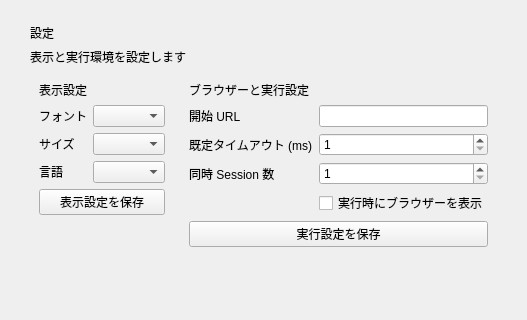
First picture: the form in qt_ui/forms/settings.ui, repository okasi1997/WebFlowManager, before the edit.
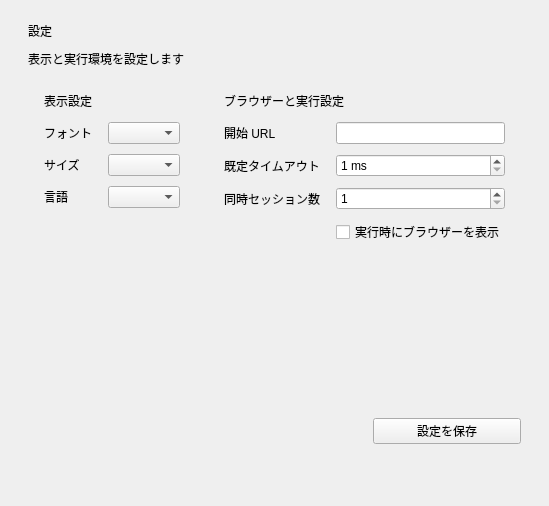
Second picture: the form after the edit.

```diff
--- a/qt_ui/forms/settings.ui
+++ b/qt_ui/forms/settings.ui
@@ -1,2 +1,81 @@
 <?xml version="1.0" encoding="UTF-8"?>
-<ui version="4.0"><class>SettingsForm</class><widget class="QWidget" name="SettingsForm"><layout class="QVBoxLayout" name="rootLayout"><property name="leftMargin"><number>30</number></property><property name="topMargin"><number>24</number></property><property name="rightMargin"><number>30</number></property><property name="bottomMargin"><number>24</number></property><item><widget class="QLabel" name="titleLabel"><property name="text"><string>設定</string></property></widget></item><item><widget class="QLabel" name="subtitleLabel"><property name="text"><string>表示と実行環境を設定します</string></property></widget></item><item><layout class="QHBoxLayout" name="cardsLayout"><item><widget class="QFrame" name="displayCard"><layout class="QVBoxLayout" name="displayLayout"><item><widget class="QLabel" name="displayTitle"><property name="text"><string>表示設定</string></property></widget></item><item><layout class="QFormLayout" name="displayForm"><item row="0" column="0"><widget class="QLabel" name="fontFamilyLabel"><property name="text"><string>フォント</string></property></widget></item><item row="0" column="1"><widget class="QComboBox" name="fontFamilyCombo"/></item><item row="1" column="0"><widget class="QLabel" name="fontSizeLabel"><property name="text"><string>サイズ</string></property></widget></item><item row="1" column="1"><widget class="QComboBox" name="fontSizeCombo"/></item><item row="2" column="0"><widget class="QLabel" name="languageLabel"><property name="text"><string>言語</string></property></widget></item><item row="2" column="1"><widget class="QComboBox" name="languageCombo"/></item></layout></item><item><widget class="QPushButton" name="saveDisplayButton"><property name="text"><string>表示設定を保存</string></property></widget></item><item><spacer name="displayStretch"><property name="orientation"><enum>Qt::Vertical</enum></property><property name="sizeHint"><size><width>20</width><height>40</height></size></property></spacer></item></layout></widget></item><item><widget class="QFrame" name="runtimeCard"><layout class="QVBoxLayout" name="runtimeLayout"><item><widget class="QLabel" name="runtimeTitle"><property name="text"><string>ブラウザーと実行設定</string></property></widget></item><item><layout class="QFormLayout" name="runtimeForm"><item row="0" column="0"><widget class="QLabel" name="startUrlLabel"><property name="text"><string>開始 URL</string></property></widget></item><item row="0" column="1"><widget class="QLineEdit" name="startUrlEdit"/></item><item row="1" column="0"><widget class="QLabel" name="timeoutLabel"><property name="text"><string>既定タイムアウト (ms)</string></property></widget></item><item row="1" column="1"><widget class="QSpinBox" name="timeoutSpin"><property name="maximum"><number>3600000</number></property><property name="minimum"><number>1</number></property></widget></item><item row="2" column="0"><widget class="QLabel" name="sessionLabel"><property name="text"><string>同時 Session 数</string></property></widget></item><item row="2" column="1"><widget class="QSpinBox" name="sessionSpin"><property name="minimum"><number>1</number></property><property name="maximum"><number>20</number></property></widget></item><item row="3" column="1"><widget class="QCheckBox" name="browserVisibleCheck"><property name="text"><string>実行時にブラウザーを表示</string></property></widget></item></layout></item><item><widget class="QPushButton" name="saveRuntimeButton"><property name="text"><string>実行設定を保存</string></property></widget></item><item><spacer name="runtimeStretch"><property name="orientation"><enum>Qt::Vertical</enum></property><property name="sizeHint"><size><width>20</width><height>40</height></size></property></spacer></item></layout></widget></item></layout></item></layout></widget><resources/><connections/></ui>
+<ui version="4.0">
+ <class>SettingsForm</class>
+ <widget class="QWidget" name="SettingsForm">
+  <layout class="QVBoxLayout" name="rootLayout" stretch="0,0,0,0,1">
+   <property name="spacing"><number>10</number></property>
+   <property name="leftMargin"><number>28</number></property>
+   <property name="topMargin"><number>22</number></property>
+   <property name="rightMargin"><number>28</number></property>
+   <property name="bottomMargin"><number>22</number></property>
+   <item><widget class="QLabel" name="titleLabel"><property name="pageTitle" stdset="0"><bool>true</bool></property><property name="text"><string>設定</string></property></widget></item>
+   <item><widget class="QLabel" name="subtitleLabel"><property name="muted" stdset="0"><bool>true</bool></property><property name="text"><string>表示と実行環境を設定します</string></property></widget></item>
+   <item>
+    <layout class="QHBoxLayout" name="cardsLayout" stretch="1,1">
+     <property name="spacing"><number>12</number></property>
+     <item alignment="Qt::AlignTop">
+      <widget class="QFrame" name="displayCard">
+       <property name="minimumSize"><size><width>0</width><height>330</height></size></property>
+       <property name="maximumSize"><size><width>16777215</width><height>330</height></size></property>
+       <property name="card" stdset="0"><bool>true</bool></property>
+       <layout class="QVBoxLayout" name="displayLayout">
+        <property name="spacing"><number>12</number></property>
+        <property name="leftMargin"><number>16</number></property><property name="topMargin"><number>14</number></property><property name="rightMargin"><number>16</number></property><property name="bottomMargin"><number>14</number></property>
+        <item><widget class="QLabel" name="displayTitle"><property name="cardTitle" stdset="0"><bool>true</bool></property><property name="text"><string>表示設定</string></property></widget></item>
+        <item>
+         <layout class="QFormLayout" name="displayForm">
+          <property name="fieldGrowthPolicy"><enum>QFormLayout::AllNonFixedFieldsGrow</enum></property>
+          <property name="labelAlignment"><set>Qt::AlignLeading|Qt::AlignLeft|Qt::AlignVCenter</set></property>
+          <property name="horizontalSpacing"><number>16</number></property><property name="verticalSpacing"><number>10</number></property>
+          <item row="0" column="0"><widget class="QLabel" name="fontFamilyLabel"><property name="text"><string>フォント</string></property></widget></item>
+          <item row="0" column="1"><widget class="QComboBox" name="fontFamilyCombo"/></item>
+          <item row="1" column="0"><widget class="QLabel" name="fontSizeLabel"><property name="text"><string>サイズ</string></property></widget></item>
+          <item row="1" column="1"><widget class="QComboBox" name="fontSizeCombo"/></item>
+          <item row="2" column="0"><widget class="QLabel" name="languageLabel"><property name="text"><string>言語</string></property></widget></item>
+          <item row="2" column="1"><widget class="QComboBox" name="languageCombo"/></item>
+         </layout>
+        </item>
+        <item><spacer name="displayStretch"><property name="orientation"><enum>Qt::Vertical</enum></property><property name="sizeHint"><size><width>20</width><height>40</height></size></property></spacer></item>
+       </layout>
+      </widget>
+     </item>
+     <item alignment="Qt::AlignTop">
+      <widget class="QFrame" name="runtimeCard">
+       <property name="minimumSize"><size><width>0</width><height>330</height></size></property>
+       <property name="maximumSize"><size><width>16777215</width><height>330</height></size></property>
+       <property name="card" stdset="0"><bool>true</bool></property>
+       <layout class="QVBoxLayout" name="runtimeLayout">
+        <property name="spacing"><number>12</number></property>
+        <property name="leftMargin"><number>16</number></property><property name="topMargin"><number>14</number></property><property name="rightMargin"><number>16</number></property><property name="bottomMargin"><number>14</number></property>
+        <item><widget class="QLabel" name="runtimeTitle"><property name="cardTitle" stdset="0"><bool>true</bool></property><property name="text"><string>ブラウザーと実行設定</string></property></widget></item>
+        <item>
+         <layout class="QFormLayout" name="runtimeForm">
+          <property name="fieldGrowthPolicy"><enum>QFormLayout::AllNonFixedFieldsGrow</enum></property>
+          <property name="labelAlignment"><set>Qt::AlignLeading|Qt::AlignLeft|Qt::AlignVCenter</set></property>
+          <property name="horizontalSpacing"><number>16</number></property><property name="verticalSpacing"><number>10</number></property>
+          <item row="0" column="0"><widget class="QLabel" name="startUrlLabel"><property name="text"><string>開始 URL</string></property></widget></item>
+          <item row="0" column="1"><widget class="QLineEdit" name="startUrlEdit"><property name="clearButtonEnabled"><bool>true</bool></property></widget></item>
+          <item row="1" column="0"><widget class="QLabel" name="timeoutLabel"><property name="text"><string>既定タイムアウト</string></property></widget></item>
+          <item row="1" column="1"><widget class="QSpinBox" name="timeoutSpin"><property name="suffix"><string> ms</string></property><property name="minimum"><number>1</number></property><property name="maximum"><number>3600000</number></property><property name="singleStep"><number>1000</number></property></widget></item>
+          <item row="2" column="0"><widget class="QLabel" name="sessionLabel"><property name="text"><string>同時セッション数</string></property></widget></item>
+          <item row="2" column="1"><widget class="QSpinBox" name="sessionSpin"><property name="minimum"><number>1</number></property><property name="maximum"><number>20</number></property></widget></item>
+          <item row="3" column="1"><widget class="QCheckBox" name="browserVisibleCheck"><property name="text"><string>実行時にブラウザーを表示</string></property></widget></item>
+         </layout>
+        </item>
+        <item><spacer name="runtimeStretch"><property name="orientation"><enum>Qt::Vertical</enum></property><property name="sizeHint"><size><width>20</width><height>40</height></size></property></spacer></item>
+       </layout>
+      </widget>
+     </item>
+    </layout>
+   </item>
+   <item alignment="Qt::AlignRight">
+    <widget class="QPushButton" name="saveSettingsButton">
+     <property name="minimumSize"><size><width>148</width><height>0</height></size></property><property name="maximumSize"><size><width>148</width><height>16777215</height></size></property>
+     <property name="primary" stdset="0"><bool>true</bool></property><property name="text"><string>設定を保存</string></property>
+    </widget>
+   </item>
+   <item><spacer name="pageStretch"><property name="orientation"><enum>Qt::Vertical</enum></property><property name="sizeHint"><size><width>20</width><height>40</height></size></property></spacer></item>
+  </layout>
+ </widget>
+ <resources/><connections/>
+</ui>
```
